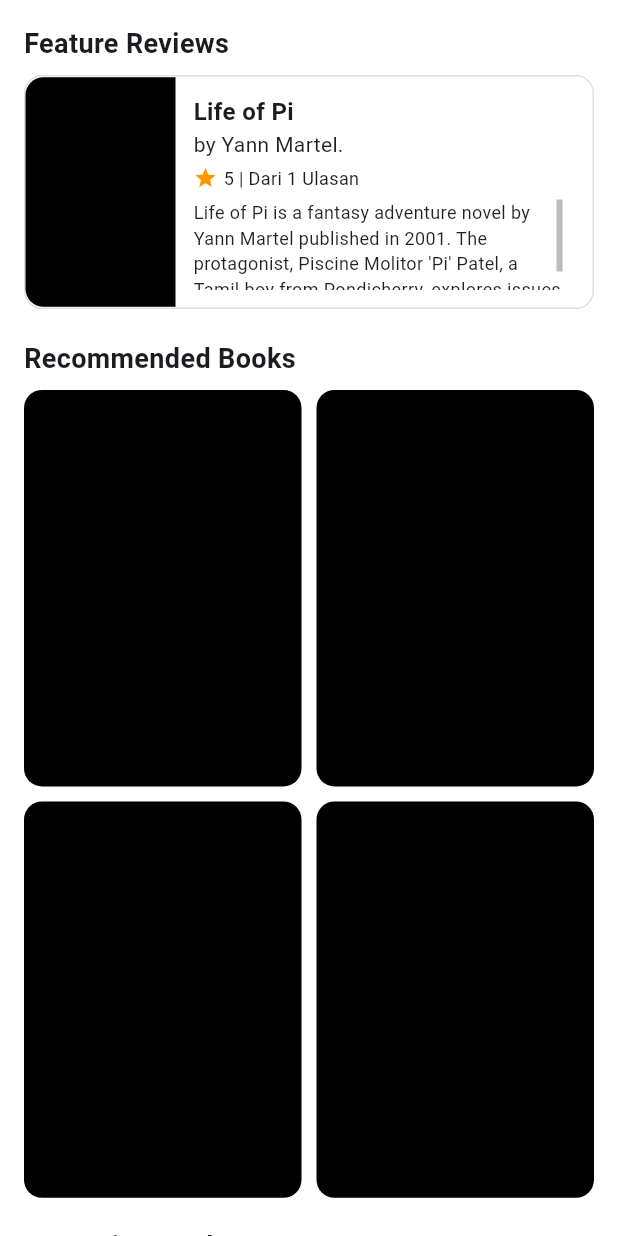
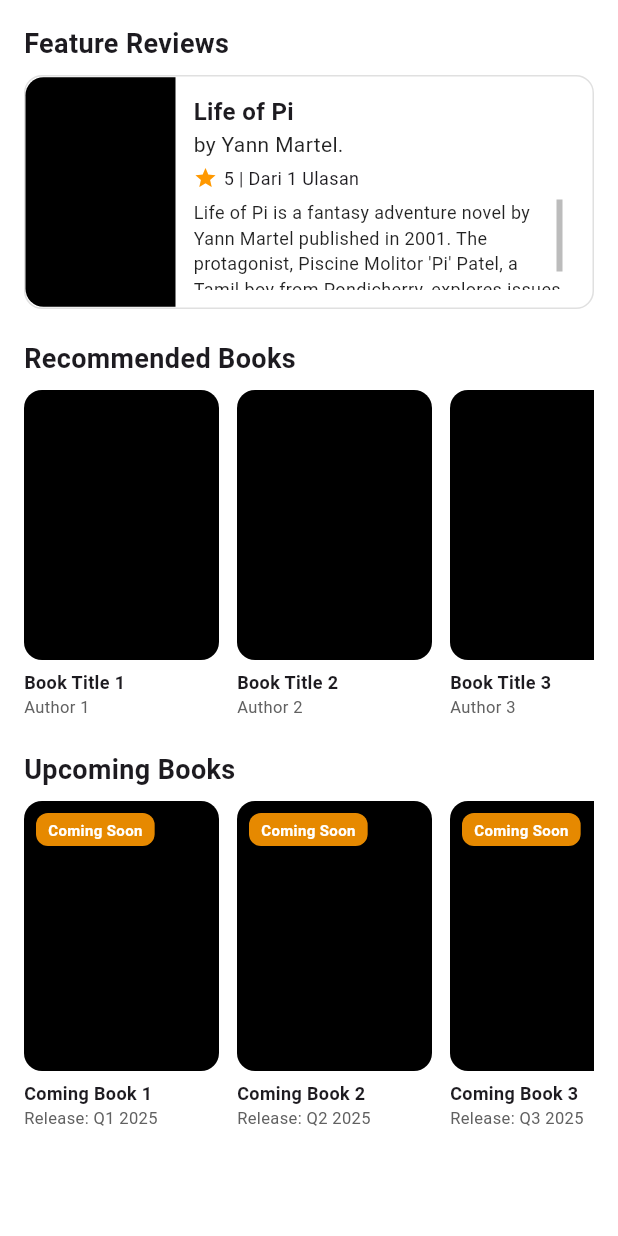
Before and after one commit to peekoy/ABP-Mobile, a Flutter app: the HomepageScreen screen opened directly, on a phone screen of 412 x 824 dp. Run offline on Flutter 3.47's test engine with Material 3 defaults, Android fonts, the phone set to English and light mode, and no system bars; our stand-ins replace image_picker.

Commit message:
Update home.dart

```diff
--- a/lib/home.dart
+++ b/lib/home.dart
@@ -142,57 +142,155 @@ class _HomepageScreenState extends State<HomepageScreen> {
             ),
             const SizedBox(height: 20),
 
-            // Recommended Books
+            // Recommended Books - Changed to Carousel
+            Row(
+              mainAxisAlignment: MainAxisAlignment.spaceBetween,
+              children: [
                 const Text(
                   "Recommended Books",
                   style: TextStyle(fontSize: 18, fontWeight: FontWeight.bold),
                 ),
+              ],
+            ),
             const SizedBox(height: 8),
-            GridView.builder(
-              shrinkWrap: true,
-              physics: const NeverScrollableScrollPhysics(),
-              itemCount: 4, // Jumlah buku rekomendasi
-              gridDelegate: const SliverGridDelegateWithFixedCrossAxisCount(
-                crossAxisCount: 2,
-                crossAxisSpacing: 10,
-                mainAxisSpacing: 10,
-                childAspectRatio: 0.7,
+            SizedBox(
+              height: 220, // Fixed height for the carousel
+              child: ListView.builder(
+                scrollDirection: Axis.horizontal,
+                itemCount: 6, // Number of recommended books
+                itemBuilder: (context, index) {
+                  return Padding(
+                    padding: const EdgeInsets.only(right: 12),
+                    child: Column(
+                      crossAxisAlignment: CrossAxisAlignment.start,
+                      children: [
+                        Container(
+                          width: 130,
+                          height: 180,
+                          decoration: BoxDecoration(
+                            color: Colors.black, // Placeholder color
+                            borderRadius: BorderRadius.circular(12),
                           ),
-              itemBuilder: (context, index) {
-                return Container(
-                  decoration: BoxDecoration(
-                    color: Colors.black,
-                    borderRadius: BorderRadius.circular(12),
+                        ),
+                        const SizedBox(height: 6),
+                        SizedBox(
+                          width: 130,
+                          child: Text(
+                            "Book Title ${index + 1}",
+                            style: const TextStyle(
+                              fontWeight: FontWeight.bold,
+                              fontSize: 12,
+                            ),
+                            maxLines: 1,
+                            overflow: TextOverflow.ellipsis,
+                          ),
+                        ),
+                        SizedBox(
+                          width: 130,
+                          child: Text(
+                            "Author ${index + 1}",
+                            style: TextStyle(
+                              fontSize: 11,
+                              color: Colors.grey.shade700,
+                            ),
+                            maxLines: 1,
+                            overflow: TextOverflow.ellipsis,
+                          ),
+                        ),
+                      ],
                     ),
                   );
                 },
               ),
+            ),
             const SizedBox(height: 20),
 
-            // Upcoming Books
+            // Upcoming Books - Changed to Carousel
+            Row(
+              mainAxisAlignment: MainAxisAlignment.spaceBetween,
+              children: [
                 const Text(
                   "Upcoming Books",
                   style: TextStyle(fontSize: 18, fontWeight: FontWeight.bold),
                 ),
+              ],
+            ),
             const SizedBox(height: 8),
-            GridView.builder(
-              shrinkWrap: true,
-              physics: const NeverScrollableScrollPhysics(),
-              itemCount: 4, // Jumlah buku yang akan datang
-              gridDelegate: const SliverGridDelegateWithFixedCrossAxisCount(
-                crossAxisCount: 2,
-                crossAxisSpacing: 10,
-                mainAxisSpacing: 10,
-                childAspectRatio: 0.7,
+            SizedBox(
+              height: 220, // Fixed height for the carousel
+              child: ListView.builder(
+                scrollDirection: Axis.horizontal,
+                itemCount: 6, // Number of upcoming books
+                itemBuilder: (context, index) {
+                  return Padding(
+                    padding: const EdgeInsets.only(right: 12),
+                    child: Column(
+                      crossAxisAlignment: CrossAxisAlignment.start,
+                      children: [
+                        Stack(
+                          children: [
+                            Container(
+                              width: 130,
+                              height: 180,
+                              decoration: BoxDecoration(
+                                color: Colors.black, // Placeholder color
+                                borderRadius: BorderRadius.circular(12),
                               ),
-              itemBuilder: (context, index) {
-                return Container(
+                            ),
+                            Positioned(
+                              top: 8,
+                              left: 8,
+                              child: Container(
+                                padding: const EdgeInsets.symmetric(
+                                  horizontal: 8,
+                                  vertical: 4,
+                                ),
                                 decoration: BoxDecoration(
-                    color: Colors.black,
-                    borderRadius: BorderRadius.circular(12),
+                                  color: Colors.orange.withOpacity(0.9),
+                                  borderRadius: BorderRadius.circular(8),
+                                ),
+                                child: const Text(
+                                  "Coming Soon",
+                                  style: TextStyle(
+                                    color: Colors.white,
+                                    fontSize: 10,
+                                    fontWeight: FontWeight.bold,
+                                  ),
+                                ),
+                              ),
+                            ),
+                          ],
+                        ),
+                        const SizedBox(height: 6),
+                        SizedBox(
+                          width: 130,
+                          child: Text(
+                            "Coming Book ${index + 1}",
+                            style: const TextStyle(
+                              fontWeight: FontWeight.bold,
+                              fontSize: 12,
+                            ),
+                            maxLines: 1,
+                            overflow: TextOverflow.ellipsis,
+                          ),
+                        ),
+                        SizedBox(
+                          width: 130,
+                          child: Text(
+                            "Release: Q${(index % 4) + 1} 2025",
+                            style: TextStyle(
+                              fontSize: 11,
+                              color: Colors.grey.shade700,
+                            ),
+                            maxLines: 1,
+                            overflow: TextOverflow.ellipsis,
+                          ),
+                        ),
+                      ],
                     ),
                   );
                 },
+              ),
             ),
           ],
         ),
```
Lines whose indentation alone changed are shown as unchanged.
